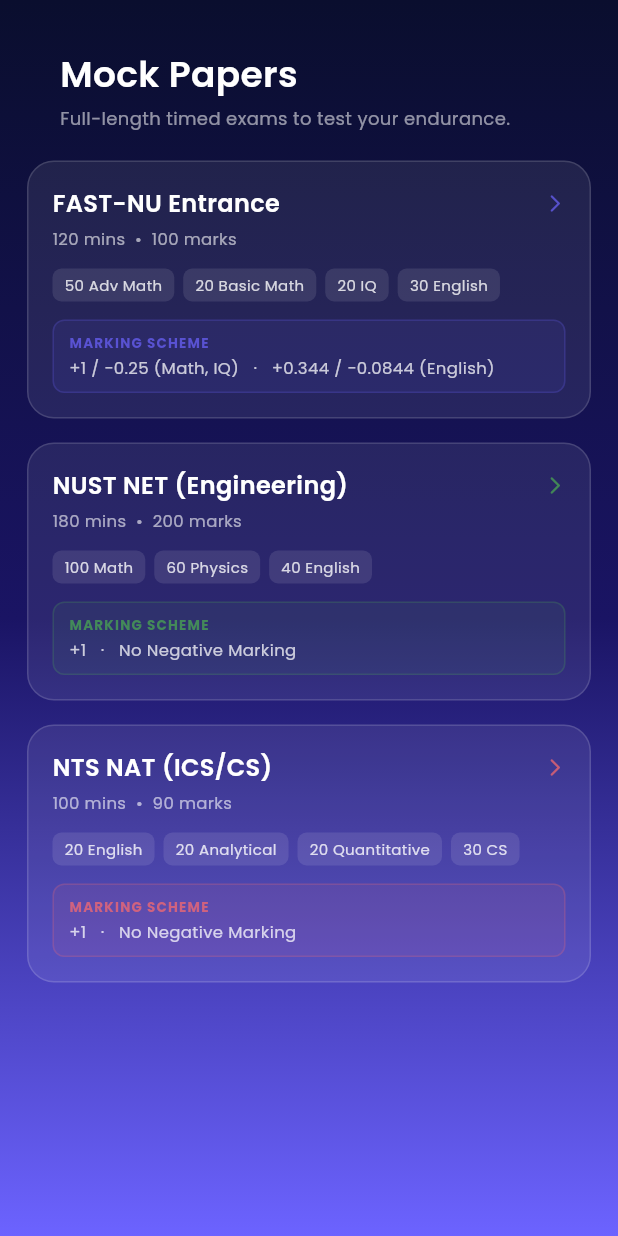
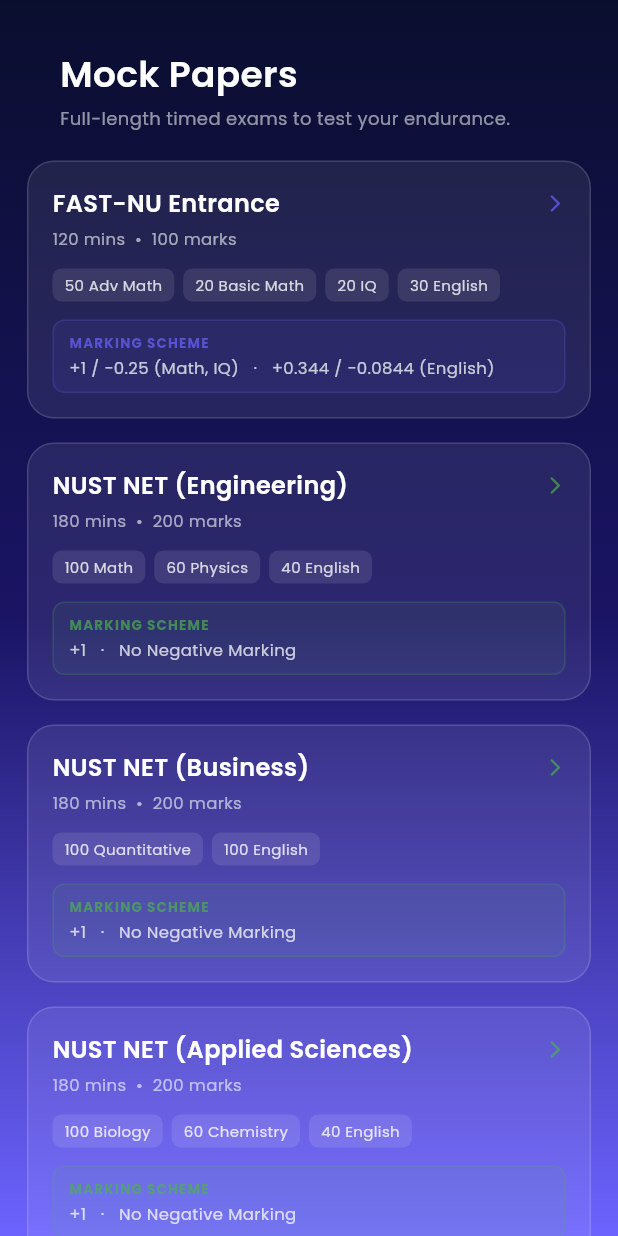
Before and after one commit to mburhankhan101-glitch/ustaad, a Flutter app: the PaperSelectionScreen screen opened directly, on a phone screen of 412 x 824 dp. Run offline on Flutter 3.47's test engine with Material 3 defaults, Android fonts, the phone set to English and light mode, and no system bars; our stand-ins replace audioplayers, cloud_firestore, connectivity_plus, firebase_analytics, firebase_auth, firebase_core and 12 more; accounts and stored records are empty.

Commit message:
Add the three other NUST NET papers
NET is four exams wearing one name, and the app only had the engineering
one. Business, Applied Sciences and Architecture now appear as their own
papers.

Business is Quantitative 100 and English 100, and Applied Sciences is
Biology 100, Chemistry 60 and English 40 in 180 minutes. Both come straight
from banks already held: Biology and Chemistry are stored under the MDCAT
key because the same intermediate syllabus serves both exams, and
duplicating 737 questions under a second key to make a config read tidily
would be the worse trade.

Architecture is deliberately incomplete and says so everywhere a student
can see. The real paper is Design Aptitude 50%, Mathematics 30%, English
20%, and Design Aptitude is drawing — straight unbroken lines, line weight,
object and scenery drawing, two-point perspective, 2D to 3D. None of it is
a multiple-choice question and the bank holds nothing for it. So the card
is tagged "No Design Aptitude", the subtitle reads "Mathematics and English
only", and the marking panel spells out that half the real paper is not
covered. Shipping 50% of a paper as if it were the whole thing would make
a student think they were ready when they were not, which is worse than not
offering it.

A paper is now chosen by programme rather than by exam type, since NET
carries four behind one ExamType and the exam alone would always build the
engineering paper. UserProgram moves from the selection screen into the
model, because the configs switch on it and a model cannot import a screen.

nustBusiness turned out to be already defined in the selection UI, with the
right spec, and simply unreachable — there was no card to get to it.

200 tests pass; the analyzer is clean.

Co-Authored-By: Claude Opus 5 <noreply@anthropic.com>

```diff
--- a/lib/models/paper_model.dart
+++ b/lib/models/paper_model.dart
@@ -1,6 +1,23 @@
 // lib/models/paper_model.dart
 
 enum ExamType { fastNU, nustNET, nts, mdcat, numsMdcat }
+
+/// Which paper a student is sitting.
+///
+/// Lives here rather than on the selection screen because NET now carries
+/// four programmes behind one ExamType, so the configs have to switch on it
+/// and a model cannot import a screen.
+enum UserProgram {
+  fastCS,
+  fastBusiness,
+  nustEngineering,
+  nustBusiness,
+  nustArchitecture,
+  nustAppliedSciences,
+  ntsCS,
+  mdcatMedical,
+  numsMedical,
+}
 
 // ─── Sub‑source for composite sections ───────────────────────────────────────
 
@@ -330,6 +347,142 @@ class PaperConfigs {
     ),
   ];
 
+  /// NET Business: Quantitative Mathematics 100, English 100, 200 marks.
+  ///
+  /// Both halves come from banks we already have. English is pulled from the
+  /// NUST-NET key and Quantitative from the same, which is where they live.
+  static const List<SectionConfig> nustBusiness = [
+    SectionConfig(
+      id: 'quantitative',
+      label: 'Quantitative Mathematics',
+      firestoreExam: 'NUST-NET',
+      firestoreSection: 'Quantitative',
+      totalQuestions: 100,
+      totalMinutes: 0,
+      markCorrect: 1.0,
+      markWrong: 0.0,
+      progressExam: 'NUST-NET',
+    ),
+    SectionConfig(
+      id: 'english',
+      label: 'English',
+      firestoreExam: 'NUST-NET',
+      firestoreSection: 'English',
+      totalQuestions: 100,
+      totalMinutes: 0,
+      markCorrect: 1.0,
+      markWrong: 0.0,
+      progressExam: 'NUST-NET',
+    ),
+  ];
+
+  /// NET Applied Sciences: Biology 100, Chemistry 60, English 40, in 180
+  /// minutes with no negative marking.
+  ///
+  /// Biology and Chemistry are stored under the MDCAT key — the same
+  /// intermediate syllabus serves both exams, and duplicating 737 questions
+  /// under a second key to make the config read tidily would be a worse
+  /// trade than this comment.
+  static const List<SectionConfig> nustAppliedSciences = [
+    SectionConfig(
+      id: 'biology',
+      label: 'Biology',
+      firestoreExam: 'MDCAT',
+      firestoreSection: 'Biology',
+      totalQuestions: 100,
+      totalMinutes: 0,
+      markCorrect: 1.0,
+      markWrong: 0.0,
+      progressExam: 'NUST-NET',
+    ),
+    SectionConfig(
+      id: 'chemistry',
+      label: 'Chemistry',
+      firestoreExam: 'MDCAT',
+      firestoreSection: 'Chemistry',
+      totalQuestions: 60,
+      totalMinutes: 0,
+      markCorrect: 1.0,
+      markWrong: 0.0,
+      progressExam: 'NUST-NET',
+    ),
+    SectionConfig(
+      id: 'english',
+      label: 'English',
+      firestoreExam: 'NUST-NET',
+      firestoreSection: 'English',
+      totalQuestions: 40,
+      totalMinutes: 0,
+      markCorrect: 1.0,
+      markWrong: 0.0,
+      progressExam: 'NUST-NET',
+    ),
+  ];
+
+  /// NET Architecture, minus the half of it that cannot be sat on a phone.
+  ///
+  /// The real paper is Design Aptitude 50%, Mathematics 30%, English 20%.
+  /// Design Aptitude is drawing: straight unbroken lines, line weight, object
+  /// and scenery drawing, two-point perspective, 2D to 3D. None of that is a
+  /// multiple-choice question, and the bank holds nothing for it.
+  ///
+  /// So this covers Mathematics and English and says so on the card rather
+  /// than quietly presenting half a paper as a whole one. A student who
+  /// practises only this and expects to be ready has been misled by us, which
+  /// is worse than not offering it.
+  static const List<SectionConfig> nustArchitecture = [
+    SectionConfig(
+      id: 'maths',
+      label: 'Mathematics',
+      totalQuestions: 60,
+      totalMinutes: 0,
+      markCorrect: 1.0,
+      markWrong: 0.0,
+      progressExam: 'NUST-NET',
+      subSections: const [
+        SectionSource(
+          firestoreExam: 'NUST-NET',
+          firestoreSection: 'Advanced Maths',
+          count: 40,
+        ),
+        SectionSource(
+          firestoreExam: 'NUST-NET',
+          firestoreSection: 'Quantitative',
+          count: 20,
+        ),
+      ],
+    ),
+    SectionConfig(
+      id: 'english',
+      label: 'English',
+      firestoreExam: 'NUST-NET',
+      firestoreSection: 'English',
+      totalQuestions: 40,
+      totalMinutes: 0,
+      markCorrect: 1.0,
+      markWrong: 0.0,
+      progressExam: 'NUST-NET',
+    ),
+  ];
+
+  /// The paper for a programme.
+  ///
+  /// NET carries four programmes behind one ExamType, so the exam alone no
+  /// longer identifies the paper. Everything else has exactly one programme
+  /// and falls through to [forExamType].
+  static List<SectionConfig> forProgram(UserProgram? program, ExamType type) {
+    switch (program) {
+      case UserProgram.nustBusiness:
+        return nustBusiness;
+      case UserProgram.nustAppliedSciences:
+        return nustAppliedSciences;
+      case UserProgram.nustArchitecture:
+        return nustArchitecture;
+      default:
+        return forExamType(type);
+    }
+  }
+
   static List<SectionConfig> forExamType(ExamType type) {
     switch (type) {
       case ExamType.fastNU:
--- a/lib/screens/papers/paper_selection_screen.dart
+++ b/lib/screens/papers/paper_selection_screen.dart
@@ -119,6 +119,12 @@ class PaperSelectionScreen extends ConsumerWidget {
                   const SizedBox(height: 16),
                   _buildPaperCard(context, nustPaperCard(context)),
                   const SizedBox(height: 16),
+                  _buildPaperCard(context, nustBusinessPaperCard(context)),
+                  const SizedBox(height: 16),
+                  _buildPaperCard(context, nustAppliedPaperCard(context)),
+                  const SizedBox(height: 16),
+                  _buildPaperCard(context, nustArchPaperCard(context)),
+                  const SizedBox(height: 16),
                   _buildPaperCard(context, ntsPaperCard(context)),
                   const SizedBox(height: 40),
                 ],
@@ -212,6 +218,63 @@ class PaperSelectionScreen extends ConsumerWidget {
         builder: (_) => const ProgramSelectionScreen(
           examType: ExamType.nustNET,
           userProgram: UserProgram.nustEngineering,
+        ),
+      ),
+    ),
+  );
+
+  _PaperCardData nustBusinessPaperCard(BuildContext context) => _PaperCardData(
+    title: 'NUST NET (Business)',
+    duration: '180 mins',
+    marks: '200 marks',
+    tags: const ['100 Quantitative', '100 English'],
+    markingScheme: '+1   ·   No Negative Marking',
+    accentColor: const Color(0xFF4CAF50),
+    onTap: () => Navigator.push(
+      context,
+      MaterialPageRoute(
+        builder: (_) => const ProgramSelectionScreen(
+          examType: ExamType.nustNET,
+          userProgram: UserProgram.nustBusiness,
+        ),
+      ),
+    ),
+  );
+
+  _PaperCardData nustAppliedPaperCard(BuildContext context) => _PaperCardData(
+    title: 'NUST NET (Applied Sciences)',
+    duration: '180 mins',
+    marks: '200 marks',
+    tags: const ['100 Biology', '60 Chemistry', '40 English'],
+    markingScheme: '+1   ·   No Negative Marking',
+    accentColor: const Color(0xFF4CAF50),
+    onTap: () => Navigator.push(
+      context,
+      MaterialPageRoute(
+        builder: (_) => const ProgramSelectionScreen(
+          examType: ExamType.nustNET,
+          userProgram: UserProgram.nustAppliedSciences,
+        ),
+      ),
+    ),
+  );
+
+  /// Maths and English only. Design Aptitude is half the real paper and is
+  /// drawn by hand, so the card says so rather than letting a student think
+  /// one of these is a full rehearsal.
+  _PaperCardData nustArchPaperCard(BuildContext context) => _PaperCardData(
+    title: 'NUST NET (Architecture)',
+    duration: '90 mins',
+    marks: '100 marks',
+    tags: const ['60 Mathematics', '40 English', 'No Design Aptitude'],
+    markingScheme: '+1   ·   No Negative Marking',
+    accentColor: const Color(0xFF4CAF50),
+    onTap: () => Navigator.push(
+      context,
+      MaterialPageRoute(
+        builder: (_) => const ProgramSelectionScreen(
+          examType: ExamType.nustNET,
+          userProgram: UserProgram.nustArchitecture,
         ),
       ),
     ),
--- a/lib/screens/papers/program/program_selection_screen.dart
+++ b/lib/screens/papers/program/program_selection_screen.dart
@@ -19,15 +19,7 @@ import 'package:ustaad/screens/papers/nust_paper_screen.dart';
 import 'package:ustaad/screens/papers/medical_paper_screen.dart';
 
 // ─── What the user picked on TestSelectionScreen ──────────────────────────────
-enum UserProgram {
-  fastCS,
-  fastBusiness,
-  nustEngineering,
-  nustBusiness,
-  ntsCS,
-  mdcatMedical,
-  numsMedical,
-}
+
 
 class ProgramSelectionScreen extends ConsumerWidget {
   final ExamType examType;
@@ -162,6 +154,44 @@ class ProgramSelectionScreen extends ConsumerWidget {
           totalMCQs: 200,
           totalTime: '180 min',
           totalMarks: '200',
+          hasNegative: false,
+        );
+
+      case UserProgram.nustAppliedSciences:
+        return _ProgramInfo(
+          label: 'Applied Sciences',
+          subtitle: 'National University of Sciences & Technology',
+          sections: const [
+            _SectionTag('100 Biology'),
+            _SectionTag('60 Chemistry'),
+            _SectionTag('40 English'),
+          ],
+          markingLines: const [
+            '+1 for every correct answer',
+            'No negative marking',
+          ],
+          totalMCQs: 200,
+          totalTime: '180 min',
+          totalMarks: '200',
+          hasNegative: false,
+        );
+
+      case UserProgram.nustArchitecture:
+        return _ProgramInfo(
+          label: 'Architecture / Industrial Design',
+          subtitle: 'Mathematics and English only — see below',
+          sections: const [
+            _SectionTag('60 Mathematics'),
+            _SectionTag('40 English'),
+          ],
+          markingLines: const [
+            '+1 for every correct answer  ·  No negative marking',
+            'Design Aptitude (50% of the real paper) is drawn by hand and '
+                'is not covered here.',
+          ],
+          totalMCQs: 100,
+          totalTime: '90 min',
+          totalMarks: '100',
           hasNegative: false,
         );
 
@@ -697,7 +727,10 @@ class ProgramSelectionScreen extends ConsumerWidget {
         screen = FastPaperScreen(examType: examType);
         break;
       case ExamType.nustNET:
-        screen = NustPaperScreen(examType: examType);
+        screen = NustPaperScreen(
+          examType: examType,
+          userProgram: userProgram,
+        );
         break;
       case ExamType.nts:
         screen = NtsPaperScreen(examType: examType);
```
Also changed, not shown: lib/providers/paper_provder.dart (+9 -2 lines), lib/screens/papers/nust_paper_screen.dart (+7 -1 lines).
